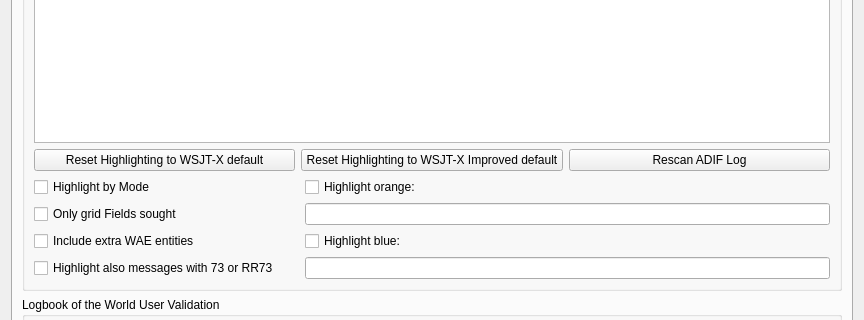
Old version of the form Configuration.ui in the repository vash909/WSJT-CB; both pictures show x 0 to 864 and y 124 to 444 of the 864 by 716 pixel window.
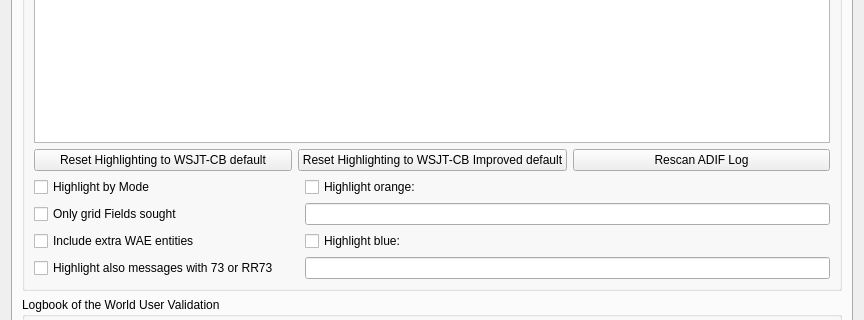
New version of the form. The open tabs and pages were chosen to show the change. Custom widgets are drawn as their Qt base class.

Diff of the .ui file:
```diff
--- a/Configuration.ui
+++ b/Configuration.ui
@@ -2792,14 +2792,14 @@
                <string>&lt;html&gt;&lt;head/&gt;&lt;body&gt;&lt;p&gt;Push to reset all highlight items above to default values and priorities.&lt;/p&gt;&lt;/body&gt;&lt;/html&gt;</string>
               </property>
               <property name="text">
-               <string>Reset Highlighting to WSJT-X default</string>
+               <string>Reset Highlighting to WSJT-CB default</string>
               </property>
              </widget>
             </item>
             <item>
              <widget class="QPushButton" name="reset_highlighting_to_defaults2_push_button">
               <property name="text">
-               <string>Reset Highlighting to WSJT-X Improved default</string>
+               <string>Reset Highlighting to WSJT-CB Improved default</string>
               </property>
              </widget>
             </item>
```
Left out of the diff: 16 changed lines with no effect on the pictures.
